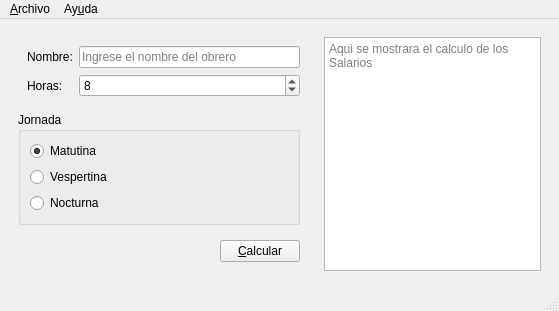
Before: the Qt Designer form salarios.ui in cletoxWTF/P59QT-SALARIOS, drawn with Qt 5.
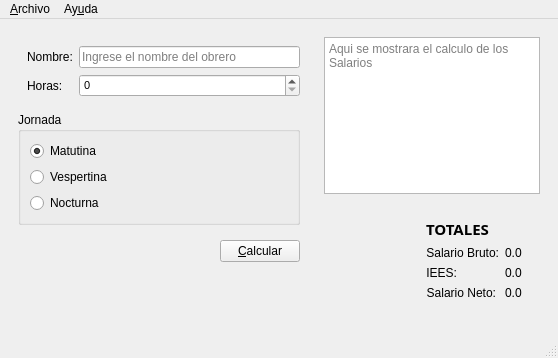
After: the same form once the commit is applied. Icons and pictures are not drawn.

Commit message: DISEÑO 2.0 TERMINADO

```diff
--- a/salarios.ui
+++ b/salarios.ui
@@ -6,8 +6,8 @@
    <rect>
     <x>0</x>
     <y>0</y>
-    <width>559</width>
-    <height>296</height>
+    <width>558</width>
+    <height>358</height>
    </rect>
   </property>
   <property name="windowTitle">
@@ -66,6 +66,11 @@
           </item>
           <item row="1" column="1">
            <widget class="QSpinBox" name="inHoras">
+            <property name="font">
+             <font>
+              <pointsize>8</pointsize>
+             </font>
+            </property>
             <property name="minimum">
              <number>0</number>
             </property>
@@ -76,7 +81,7 @@
              <number>2</number>
             </property>
             <property name="value">
-             <number>8</number>
+             <number>0</number>
             </property>
            </widget>
           </item>
@@ -169,9 +174,12 @@
     </item>
     <item>
      <widget class="QWidget" name="widget_2" native="true">
-      <layout class="QHBoxLayout" name="horizontalLayout_3">
-       <item>
+      <layout class="QGridLayout" name="gridLayout_2">
+       <item row="0" column="0">
         <widget class="QPlainTextEdit" name="outResultado">
+         <property name="layoutDirection">
+          <enum>Qt::LeftToRight</enum>
+         </property>
          <property name="readOnly">
           <bool>true</bool>
          </property>
@@ -180,6 +188,97 @@
          </property>
         </widget>
        </item>
+       <item row="1" column="0">
+        <widget class="QWidget" name="widget_5" native="true">
+         <layout class="QGridLayout" name="gridLayout">
+          <item row="0" column="0">
+           <spacer name="horizontalSpacer_2">
+            <property name="orientation">
+             <enum>Qt::Horizontal</enum>
+            </property>
+            <property name="sizeHint" stdset="0">
+             <size>
+              <width>84</width>
+              <height>20</height>
+             </size>
+            </property>
+           </spacer>
+          </item>
+          <item row="0" column="1">
+           <widget class="QWidget" name="widget_6" native="true">
+            <layout class="QFormLayout" name="formLayout_2">
+             <item row="0" column="0">
+              <widget class="QLabel" name="label_3">
+               <property name="font">
+                <font>
+                 <family>Tw Cen MT</family>
+                 <pointsize>11</pointsize>
+                 <weight>75</weight>
+                 <bold>true</bold>
+                </font>
+               </property>
+               <property name="text">
+                <string>TOTALES</string>
+               </property>
+              </widget>
+             </item>
+             <item row="1" column="0">
+              <widget class="QLabel" name="label_4">
+               <property name="text">
+                <string>Salario Bruto:</string>
+               </property>
+               <property name="alignment">
+                <set>Qt::AlignRight|Qt::AlignTrailing|Qt::AlignVCenter</set>
+               </property>
+              </widget>
+             </item>
+             <item row="1" column="1">
+              <widget class="QLabel" name="outSbruto">
+               <property name="text">
+                <string>0.0</string>
+               </property>
+              </widget>
+             </item>
+             <item row="2" column="0">
+              <widget class="QLabel" name="label_6">
+               <property name="text">
+                <string>IEES:</string>
+               </property>
+               <property name="alignment">
+                <set>Qt::AlignRight|Qt::AlignTrailing|Qt::AlignVCenter</set>
+               </property>
+              </widget>
+             </item>
+             <item row="2" column="1">
+              <widget class="QLabel" name="outIESS">
+               <property name="text">
+                <string>0.0</string>
+               </property>
+              </widget>
+             </item>
+             <item row="3" column="0">
+              <widget class="QLabel" name="label_8">
+               <property name="text">
+                <string>Salario Neto:</string>
+               </property>
+               <property name="alignment">
+                <set>Qt::AlignRight|Qt::AlignTrailing|Qt::AlignVCenter</set>
+               </property>
+              </widget>
+             </item>
+             <item row="3" column="1">
+              <widget class="QLabel" name="outSneto">
+               <property name="text">
+                <string>0.0</string>
+               </property>
+              </widget>
+             </item>
+            </layout>
+           </widget>
+          </item>
+         </layout>
+        </widget>
+       </item>
       </layout>
      </widget>
     </item>
@@ -190,7 +289,7 @@
     <rect>
      <x>0</x>
      <y>0</y>
-     <width>559</width>
+     <width>558</width>
      <height>21</height>
     </rect>
    </property>
```
